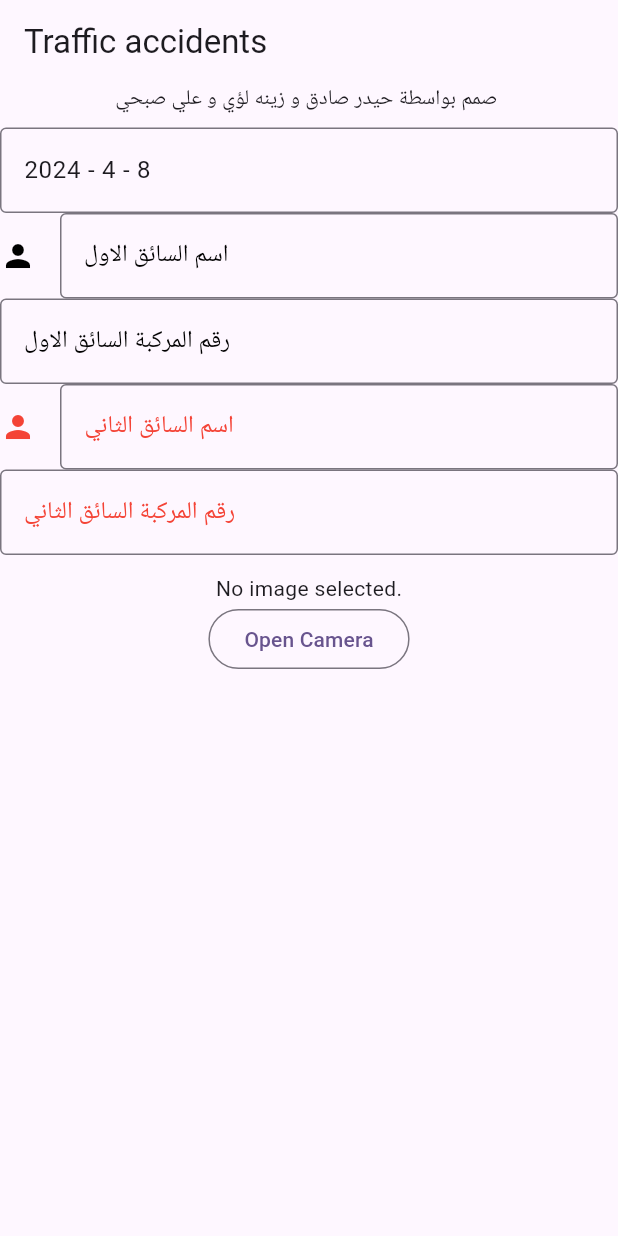
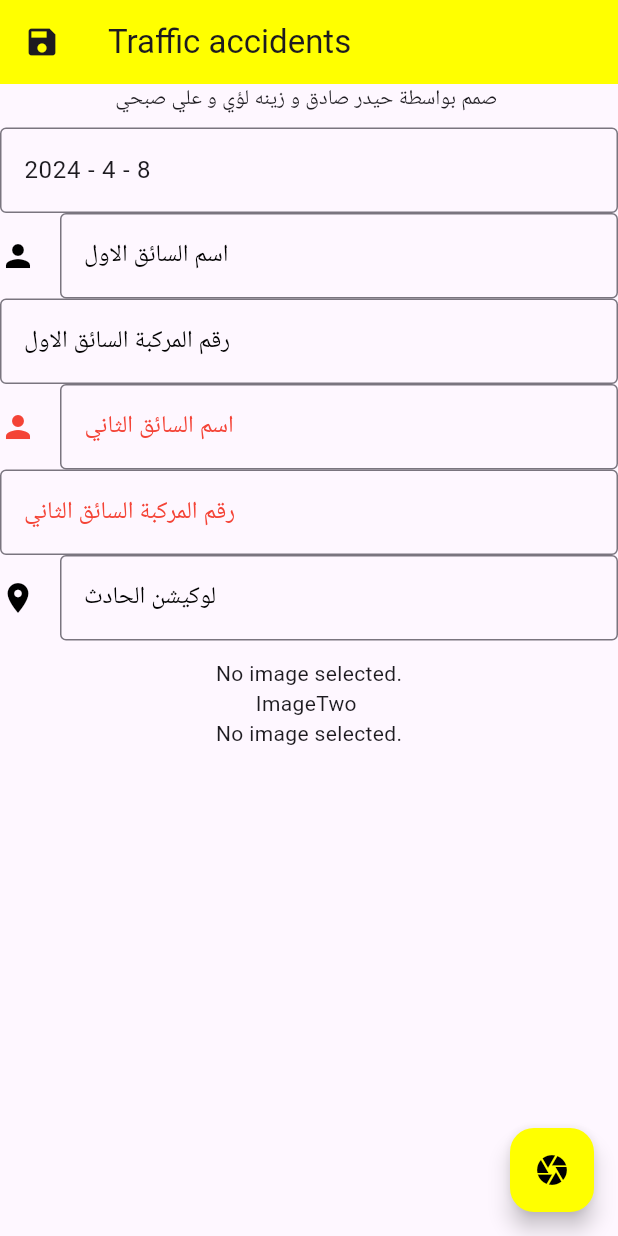
Before and after one commit to Alqdees/Traffic-accidents, a Flutter app: the MyHomePage screen opened directly, on a phone screen of 412 x 824 dp. Run offline on Flutter 3.47's test engine with Material 3 defaults, Android fonts, the light colour scheme and no system bars; our stand-ins replace geolocator, image_picker, permission_handler.

Commit message:
add location and open camera and show pic

```diff
--- a/lib/main.dart
+++ b/lib/main.dart
@@ -1,4 +1,5 @@
 import 'package:flutter/material.dart';
+import 'package:trafic/pages/MainScreen.dart';
 
 import 'pages/MyHomePage.dart';
 
@@ -14,12 +15,13 @@ class MyApp extends StatelessWidget {
   Widget build(BuildContext context) {
     return MaterialApp(
       debugShowCheckedModeBanner: false,
+
       title: 'Flutter Demo',
       theme: ThemeData(
         colorScheme: ColorScheme.fromSeed(seedColor: Colors.deepPurple),
         useMaterial3: true,
       ),
-      home: const MyHomePage(),
+      home: const MainScreen(),
     );
   }
 }
--- a/lib/pages/MyHomePage.dart
+++ b/lib/pages/MyHomePage.dart
@@ -1,6 +1,7 @@
 import 'dart:developer';
 import 'dart:io';
 import 'package:flutter/material.dart';
+import 'package:geolocator/geolocator.dart';
 import 'package:image_picker/image_picker.dart';
 import 'package:permission_handler/permission_handler.dart';
 
@@ -24,31 +25,71 @@ class _MyHomePageState extends State<MyHomePage> {
   TextEditingController number1 = TextEditingController();
   TextEditingController name2 = TextEditingController();
   TextEditingController number = TextEditingController();
-
+  TextEditingController location = TextEditingController();
+  Position? _currentPosition;
   @override
   void initState() {
     super.initState();
+    _getCurrentLocation();
+    // _requestCameraPermission();
+  }
 
-    _requestCameraPermission();
+  Future<void> _getCurrentLocation() async {
+    bool serviceEnabled;
+    LocationPermission permission;
+
+    // Check if location services are enabled
+    serviceEnabled = await Geolocator.isLocationServiceEnabled();
+    if (!serviceEnabled) {
+      print('Location services are disabled.');
+      return;
+    }
+
+    // Request location permission
+    permission = await Geolocator.checkPermission();
+    if (permission == LocationPermission.denied) {
+      permission = await Geolocator.requestPermission();
+      if (permission == LocationPermission.denied) {
+        print('Location permissions are denied.');
+        return;
+      }
+    }
+
+    // Get the user's current location
+    Position position = await Geolocator.getCurrentPosition(
+        desiredAccuracy: LocationAccuracy.high);
+
+    setState(() {
+      _currentPosition = position;
+      location.text =
+          "${_currentPosition!.latitude} , ${_currentPosition!.longitude}";
+      print(
+        'object ___________ ${_currentPosition!.latitude} + ${_currentPosition!.longitude}',
+      );
+    });
   }
 
   Future<void> _requestCameraPermission() async {
     final status = await Permission.camera.request();
     setState(() {
       _cameraPermissionStatus = status;
+      if (_cameraPermissionStatus.isGranted) {
+        getImageFromCamera();
+      }
     });
   }
 
-  File? _image;
-
-  // final picker = ImagePicker();
-  // final pickedImage = await picker.pickImage(source: ImageSource.camera);
+  File? _image1, _image2;
   Future<void> getImageFromCamera() async {
+    // _requestCameraPermission();
     final picker = ImagePicker();
     final pickedImage = await picker.pickImage(source: ImageSource.camera);
     setState(() {
       if (pickedImage != null) {
-        _image = File(pickedImage.path);
+        if (_image1 != null) {
+          _image2 = File(pickedImage.path);
+        }
+        _image1 = File(pickedImage.path);
       } else {
         print('No image selected.');
       }
@@ -59,7 +100,14 @@ class _MyHomePageState extends State<MyHomePage> {
   Widget build(BuildContext context) {
     return Scaffold(
       appBar: AppBar(
+        backgroundColor: Colors.yellowAccent,
         title: const Text('Traffic accidents'),
+        leading: IconButton(
+          icon: const Icon(Icons.save),
+          onPressed: () {
+            //! here to save data
+          },
+        ),
       ),
       body: SingleChildScrollView(
         child: Column(
@@ -84,6 +132,7 @@ class _MyHomePageState extends State<MyHomePage> {
                   iconColor: Colors.black),
             ),
             const TextField(
+              keyboardType: TextInputType.number,
               decoration: InputDecoration(
                 border: OutlineInputBorder(),
                 hintText: "رقم المركبة السائق الاول",
@@ -99,25 +148,59 @@ class _MyHomePageState extends State<MyHomePage> {
                   iconColor: Colors.red),
             ),
             const TextField(
+              keyboardType: TextInputType.number,
               decoration: InputDecoration(
                   border: OutlineInputBorder(),
                   hintText: "رقم المركبة السائق الثاني",
                   hintStyle: TextStyle(color: Colors.red)),
             ),
+            TextField(
+              controller: location,
+              decoration: const InputDecoration(
+                  border: OutlineInputBorder(),
+                  hintText: "لوكيشن الحادث",
+                  hintStyle: TextStyle(color: Colors.black),
+                  icon: Icon(
+                    Icons.location_on,
+                  ),
+                  iconColor: Colors.black),
+            ),
             const SizedBox(
               height: 12.0,
             ),
-            _image == null
+            _image1 == null
                 ? const Text('No image selected.')
-                : Image.file(_image!),
-            OutlinedButton(
-              onPressed: getImageFromCamera,
-              child: const Text('Open Camera'),
+                : Image.file(
+                    _image1!,
+                    width: MediaQuery.sizeOf(context).width - 50,
+                    height: MediaQuery.sizeOf(context).height - 200,
+                  ),
+            const SizedBox(
+              height: 20,
+              child: Text('ImageTwo '),
             ),
+            _image2 == null
+                ? const Text('No image selected.')
+                : Image.file(
+                    _image2!,
+                    width: MediaQuery.sizeOf(context).width - 50,
+                    height: MediaQuery.sizeOf(context).height - 200,
+                  ),
+            // OutlinedButton(
+            //   onPressed: getImageFromCamera,
+            //   child: const Text('Open Camera'),
+            // ),
           ],
         ),
       ),
-      // floatingActionButton: FloatingActionButton(onPressed: ),
+      floatingActionButton: FloatingActionButton(
+        onPressed: _requestCameraPermission,
+        backgroundColor: Colors.yellowAccent,
+        child: const Icon(
+          Icons.camera,
+          color: Colors.black,
+        ),
+      ),
     );
   }
 }
--- a/pubspec.yaml
+++ b/pubspec.yaml
@@ -14,6 +14,7 @@ dependencies:
   cupertino_icons:
   image_picker:
   permission_handler:
+  geolocator:
 
 dev_dependencies:
   flutter_test:
```
Also changed, not shown: lib/pages/MainScreen.dart (added, +35 -0 lines), pubspec.lock, 5 other files.
